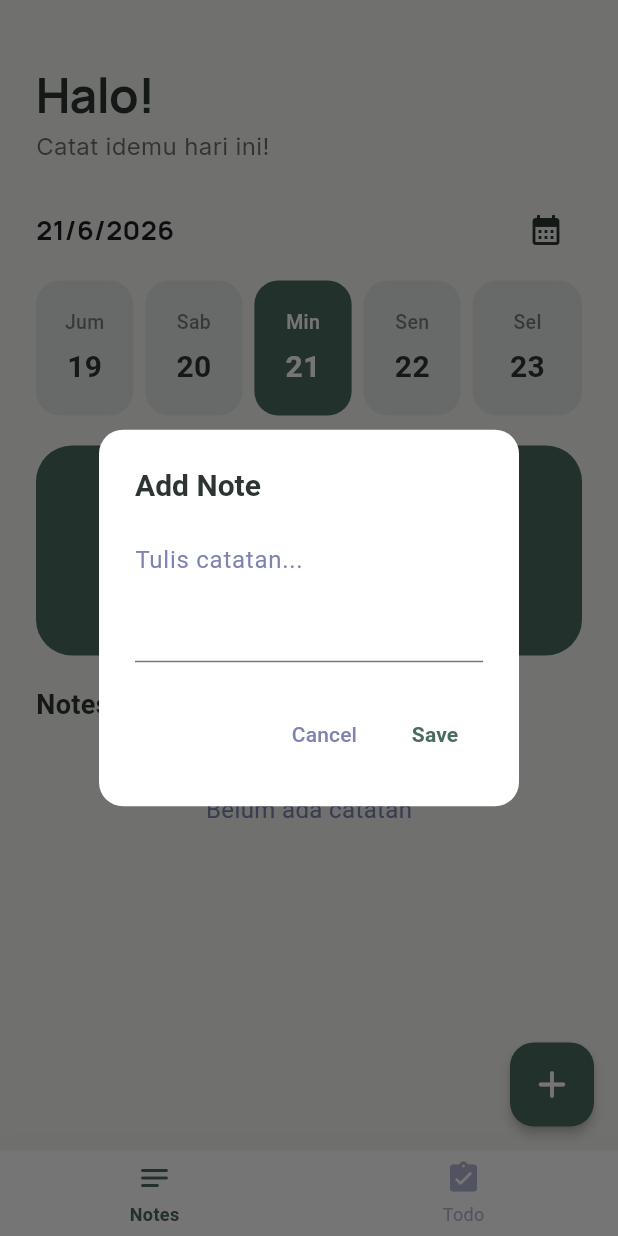
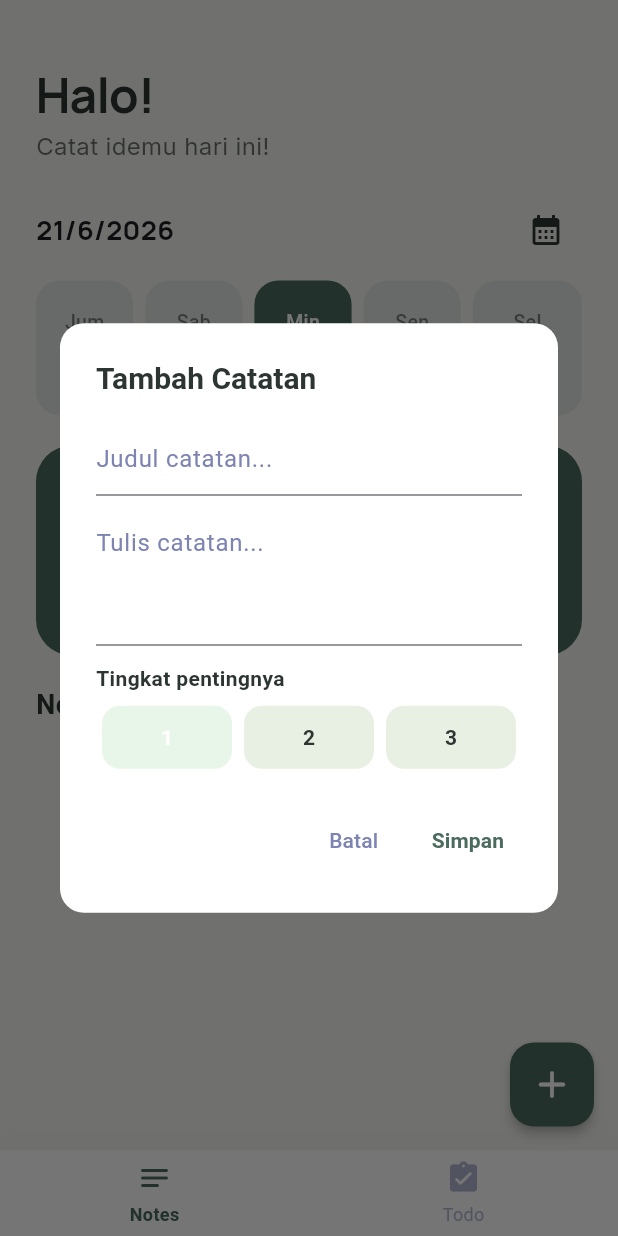
Before and after one commit to indriani-xx/Lunote, a Flutter app: the screen it shows after launch, after a tap on the "add" icon, on a phone screen of 412 x 824 dp. Run offline on Flutter 3.47's test engine with Material 3 defaults, Android fonts, the phone set to English and light mode, and no system bars; our stand-ins replace google_fonts; Roboto replaces fonts that are missing (Poppins).

Commit message:
menambah judul di bagian notes

```diff
--- a/lib/Controller/notes_controller.dart
+++ b/lib/Controller/notes_controller.dart
@@ -3,9 +3,17 @@ import '../model/note.dart';
 class NotesController {
   final List<Note> notes = [];
 
-  void addNote(String content) {
-    if (content.trim().isEmpty) return;
-    notes.add(Note(content: content.trim()));
+  void addNote(String judul, String content, int priority) {
+    if (judul.trim().isEmpty || content.trim().isEmpty) return;
+
+    final safePriority = priority.clamp(1, 3);
+    notes.add(
+      Note(
+        judul: judul.trim(),
+        content: content.trim(),
+        priority: safePriority,
+      ),
+    );
   }
 
   void deleteNote(int index) {
@@ -13,4 +21,16 @@ class NotesController {
       notes.removeAt(index);
     }
   }
+
+  void editNote(int index, String judul, String content, int priority) {
+    if (index < 0 || index >= notes.length) return;
+    if (judul.trim().isEmpty || content.trim().isEmpty) return;
+
+    final safePriority = priority.clamp(1, 3);
+    notes[index] = Note(
+      judul: judul.trim(),
+      content: content.trim(),
+      priority: safePriority,
+    );
+  }
 }
--- a/lib/model/note.dart
+++ b/lib/model/note.dart
@@ -1,5 +1,7 @@
 class Note {
+  final String judul;
   final String content;
+  final int priority;
 
-  Note({required this.content});
+  Note({required this.judul, required this.content, required this.priority});
 }
--- a/lib/view/pages/notes_page.dart
+++ b/lib/view/pages/notes_page.dart
@@ -12,17 +12,35 @@ class NotesPage extends StatefulWidget {
 
 class _NotesPageState extends State<NotesPage> {
   final NotesController _notesController = NotesController();
+  final TextEditingController _titleController = TextEditingController();
   final TextEditingController _noteController = TextEditingController();
+  int _selectedPriority = 1;
   late DateTime selectedDate = DateTime.now();
 
   @override
   void dispose() {
+    _titleController.dispose();
     _noteController.dispose();
     super.dispose();
   }
 
+  Color _getPriorityColor(int priority) {
+    switch (priority) {
+      case 1:
+        return const Color(0xFFE8F5E9);
+      case 2:
+        return const Color(0xFFB7D7B0);
+      case 3:
+        return const Color(0xFF4A6B5D);
+      default:
+        return const Color(0xFFE8F5E9);
+    }
+  }
+
   void _addNote() {
+    _titleController.clear();
     _noteController.clear();
+    _selectedPriority = 1;
 
     showDialog(
       context: context,
@@ -34,14 +52,37 @@ class _NotesPageState extends State<NotesPage> {
             borderRadius: BorderRadius.circular(16),
           ),
           title: const Text(
-            'Add Note',
+            'Tambah Catatan',
             style: TextStyle(
               color: AppColor.text,
               fontWeight: FontWeight.bold,
               fontSize: 20,
             ),
           ),
-          content: TextField(
+          content: SingleChildScrollView(
+            child: SizedBox(
+              width: double.maxFinite,
+              child: Column(
+                mainAxisSize: MainAxisSize.min,
+                crossAxisAlignment: CrossAxisAlignment.start,
+                children: [
+                  TextField(
+                    controller: _titleController,
+                    cursorColor: AppColor.primary,
+                    style: const TextStyle(color: AppColor.text),
+                    decoration: const InputDecoration(
+                      hintText: 'Judul catatan...',
+                      hintStyle: TextStyle(color: AppColor.muted),
+                      focusedBorder: UnderlineInputBorder(
+                        borderSide: BorderSide(
+                          color: AppColor.primary,
+                          width: 2,
+                        ),
+                      ),
+                    ),
+                  ),
+                  const SizedBox(height: 12),
+                  TextField(
                     controller: _noteController,
                     maxLines: 3,
                     cursorColor: AppColor.primary,
@@ -50,30 +91,97 @@ class _NotesPageState extends State<NotesPage> {
                       hintText: 'Tulis catatan...',
                       hintStyle: TextStyle(color: AppColor.muted),
                       focusedBorder: UnderlineInputBorder(
-                borderSide: BorderSide(color: AppColor.primary, width: 2),
+                        borderSide: BorderSide(
+                          color: AppColor.primary,
+                          width: 2,
+                        ),
+                      ),
+                    ),
+                  ),
+                  const SizedBox(height: 12),
+                  const Text(
+                    'Tingkat pentingnya',
+                    style: TextStyle(
+                      color: AppColor.text,
+                      fontWeight: FontWeight.w600,
+                    ),
+                  ),
+                  const SizedBox(height: 8),
+                  StatefulBuilder(
+                    builder: (context, setDialogState) {
+                      return Row(
+                        children: [1, 2, 3].map((priority) {
+                          final isSelected = _selectedPriority == priority;
+                          return Expanded(
+                            child: Padding(
+                              padding: const EdgeInsets.symmetric(
+                                horizontal: 4,
+                              ),
+                              child: GestureDetector(
+                                onTap: () {
+                                  setDialogState(() {
+                                    _selectedPriority = priority;
+                                  });
+                                },
+                                child: AnimatedContainer(
+                                  duration: const Duration(milliseconds: 150),
+                                  height: 42,
+                                  decoration: BoxDecoration(
+                                    color: isSelected
+                                        ? _getPriorityColor(priority)
+                                        : AppColor.primaryLight,
+                                    borderRadius: BorderRadius.circular(12),
+                                    border: Border.all(
+                                      color: isSelected
+                                          ? _getPriorityColor(priority)
+                                          : Colors.transparent,
+                                    ),
+                                  ),
+                                  alignment: Alignment.center,
+                                  child: Text(
+                                    priority.toString(),
+                                    style: TextStyle(
+                                      color: isSelected
+                                          ? Colors.white
+                                          : AppColor.text,
+                                      fontWeight: FontWeight.bold,
+                                    ),
+                                  ),
+                                ),
+                              ),
+                            ),
+                          );
+                        }).toList(),
+                      );
+                    },
+                  ),
+                ],
               ),
             ),
           ),
           actions: [
             TextButton(
               child: const Text(
-                'Cancel',
+                'Batal',
                 style: TextStyle(color: AppColor.muted),
               ),
               onPressed: () => Navigator.pop(context),
             ),
             TextButton(
               child: const Text(
-                'Save',
+                'Simpan',
                 style: TextStyle(
                   color: AppColor.primary,
                   fontWeight: FontWeight.bold,
                 ),
               ),
               onPressed: () {
-                if (_noteController.text.trim().isNotEmpty) {
+                final title = _titleController.text.trim();
+                final content = _noteController.text.trim();
+
+                if (title.isNotEmpty && content.isNotEmpty) {
                   setState(() {
-                    _notesController.addNote(_noteController.text);
+                    _notesController.addNote(title, content, _selectedPriority);
                   });
                   Navigator.pop(context);
                 }
@@ -99,10 +207,8 @@ class _NotesPageState extends State<NotesPage> {
     return dates;
   }
 
-  //MENAMPILKAN DIALOG KALENDER
   Future<void> _pickdate() async {
     final pickeddate = await showDatePicker(
-      // tunggu user memilih tanggal baru muncul DatePicker
       context: context,
       initialDate: selectedDate,
       firstDate: DateTime(2000),
@@ -165,7 +271,7 @@ class _NotesPageState extends State<NotesPage> {
                           fontWeight: FontWeight.w500,
                           color: isSelected
                               ? Colors.white
-                              : AppColor.text.withOpacity(0.6),
+                              : AppColor.text.withValues(alpha: 0.6),
                         ),
                       ),
                     ),
@@ -194,7 +300,7 @@ class _NotesPageState extends State<NotesPage> {
   @override
   Widget build(BuildContext context) {
     return Scaffold(
-      backgroundColor: AppColor.background, // Menggunakan AppColor
+      backgroundColor: AppColor.background,
       body: SafeArea(
         child: SingleChildScrollView(
           padding: const EdgeInsets.symmetric(horizontal: 24),
@@ -202,7 +308,6 @@ class _NotesPageState extends State<NotesPage> {
             crossAxisAlignment: CrossAxisAlignment.start,
             children: [
               const SizedBox(height: 40),
-              // Header Judul Aplikasi
               Text(
                 'Halo!',
                 style: GoogleFonts.manrope(
@@ -212,12 +317,11 @@ class _NotesPageState extends State<NotesPage> {
                   letterSpacing: -0.5,
                 ),
               ),
-
               Text(
                 'Catat idemu hari ini!',
                 style: GoogleFonts.inter(
                   fontSize: 16,
-                  color: AppColor.text.withOpacity(0.7),
+                  color: AppColor.text.withValues(alpha: 0.7),
                   fontWeight: FontWeight.w400,
                 ),
               ),
@@ -228,7 +332,7 @@ class _NotesPageState extends State<NotesPage> {
                   mainAxisAlignment: MainAxisAlignment.spaceBetween,
                   children: [
                     Text(
-                      "${selectedDate.day}/${selectedDate.month}/${selectedDate.year}",
+                      '${selectedDate.day}/${selectedDate.month}/${selectedDate.year}',
                       style: GoogleFonts.manrope(
                         fontSize: 18,
                         fontWeight: FontWeight.bold,
@@ -245,7 +349,6 @@ class _NotesPageState extends State<NotesPage> {
               const SizedBox(height: 10),
               _buildDatePicker(),
               const SizedBox(height: 20),
-
               Container(
                 height: 140,
                 decoration: BoxDecoration(
@@ -253,7 +356,6 @@ class _NotesPageState extends State<NotesPage> {
                   borderRadius: BorderRadius.circular(24),
                 ),
               ),
-              // Placeholder untuk konten lainnya
               const SizedBox(height: 20),
               const Text(
                 'Notes',
@@ -264,7 +366,6 @@ class _NotesPageState extends State<NotesPage> {
                 ),
               ),
               const SizedBox(height: 15),
-              // Daftar catatan
               _notesController.notes.isEmpty
                   ? const Center(
                       child: Padding(
@@ -293,7 +394,7 @@ class _NotesPageState extends State<NotesPage> {
                             borderRadius: BorderRadius.circular(14),
                             boxShadow: [
                               BoxShadow(
-                                color: Colors.black.withOpacity(0.04),
+                                color: Colors.black.withValues(alpha: 0.04),
                                 blurRadius: 8,
                                 offset: const Offset(0, 4),
                               ),
@@ -304,16 +405,27 @@ class _NotesPageState extends State<NotesPage> {
                               horizontal: 16,
                               vertical: 4,
                             ),
-                            leading: const Icon(
-                              Icons.notes_rounded,
-                              color: AppColor.primary,
+                            leading: Container(
+                              width: 10,
+                              height: 48,
+                              decoration: BoxDecoration(
+                                color: _getPriorityColor(note.priority),
+                                borderRadius: BorderRadius.circular(999),
+                              ),
                             ),
                             title: Text(
+                              note.judul,
+                              style: const TextStyle(
+                                color: AppColor.text,
+                                fontWeight: FontWeight.w600,
+                                fontSize: 16,
+                              ),
+                            ),
+                            subtitle: Text(
                               note.content,
                               style: const TextStyle(
-                                color: AppColor.text,
-                                fontWeight: FontWeight.w500,
-                                fontSize: 16,
+                                color: AppColor.muted,
+                                fontSize: 13,
                               ),
                             ),
                             trailing: IconButton(
```
Also changed, not shown: lib/model/notes.dart (deleted). Lines whose indentation alone changed are shown as unchanged.
